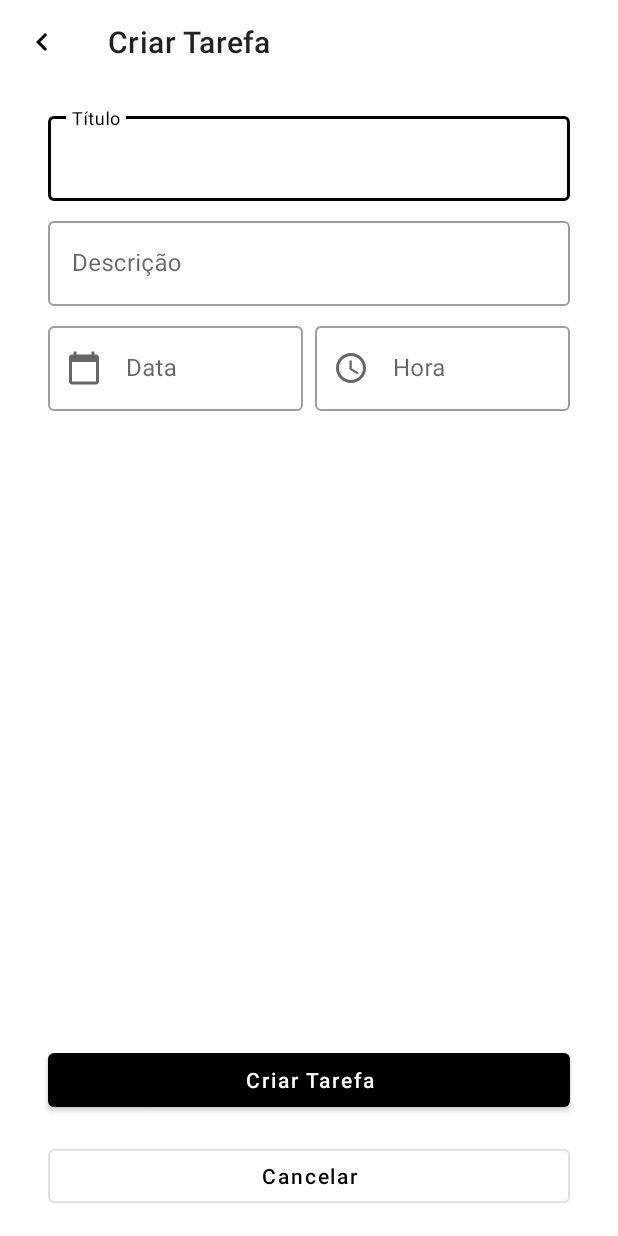
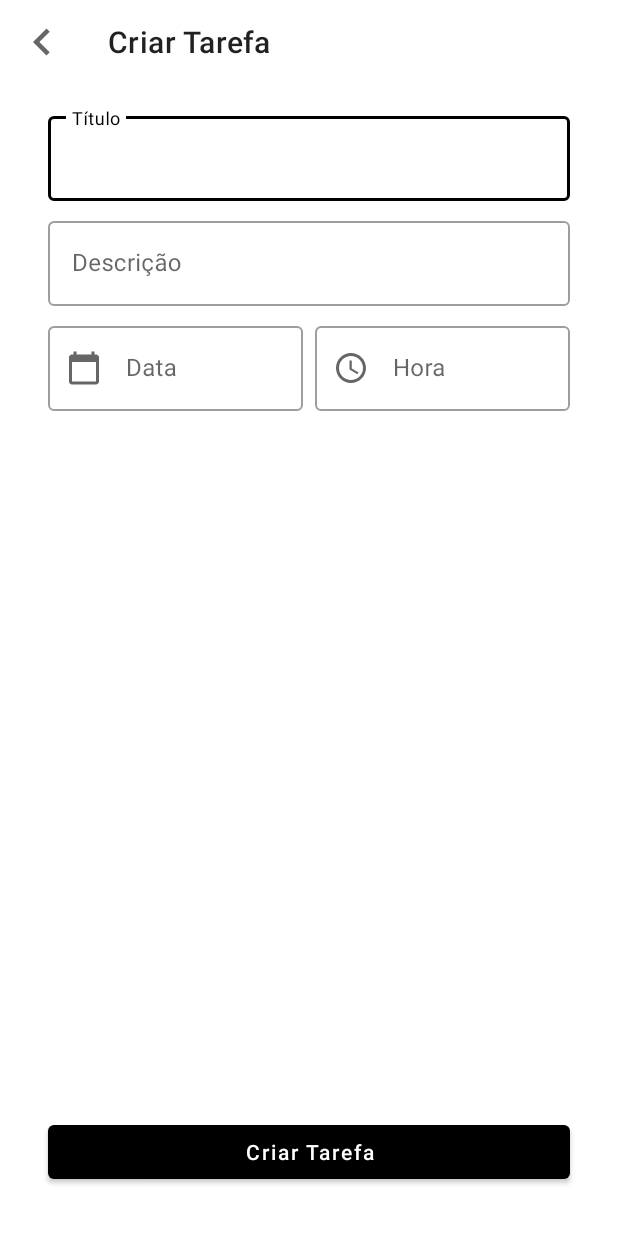
Before and after one commit to eversonhs/todo-list-app, an Android app: the screen it shows after launch (AddTaskActivity), after a tap on "Nova Tarefa", on a phone screen of 412 x 824 dp. Run offline under Robolectric (Android 15) with nearby library versions, the phone set to English and light mode, and no system bars; our stand-ins replace Room's generated code.

Commit message:
refactor: change add/edit task UI

```diff
--- a/app/src/main/java/com/eversonhs/to_dolist/ui/AddTaskActivity.kt
+++ b/app/src/main/java/com/eversonhs/to_dolist/ui/AddTaskActivity.kt
@@ -3,6 +3,7 @@ package com.eversonhs.to_dolist.ui
 import android.app.Activity
 import android.os.Bundle
 import androidx.appcompat.app.AppCompatActivity
+import com.eversonhs.to_dolist.R
 import com.eversonhs.to_dolist.application.TodoListApplication
 import com.eversonhs.to_dolist.database.TaskDatabase
 import com.eversonhs.to_dolist.databinding.ActivityAddTaskBinding
@@ -21,69 +22,89 @@ class AddTaskActivity: AppCompatActivity() {
     private lateinit var binding: ActivityAddTaskBinding
     private lateinit var database: TaskDatabase
 
+    companion object {
+        const val TASK_ID = "TASK_ID"
+        const val EDIT_TASK = "EDIT_TASK"
+    }
+
     override fun onCreate(savedInstanceState: Bundle?) {
         super.onCreate(savedInstanceState)
+
         database = (application as TodoListApplication).database
         binding = ActivityAddTaskBinding.inflate(layoutInflater)
+
         setContentView(binding.root)
+
+        if(hasIdForEdit())
+            setupUiForEditTask()
+
         insertListeners()
+    }
 
-        if(intent.hasExtra(TASK_ID)) {
-            val taskId = intent.getIntExtra(TASK_ID, 0)
-            CoroutineScope(Dispatchers.Main).launch {
-                database.TaskDao().findById(taskId)?.let {
-                    binding.tilTitle.text = it.title
-                    binding.tilDescription.text = it.description
-                    binding.tilDate.text = it.date
-                    binding.tilTime.text = it.time
-                }
+    private fun hasIdForEdit(): Boolean = intent.hasExtra(TASK_ID)
+
+    private fun setupUiForEditTask() {
+        binding.materialToolbar.title = getString(R.string.edit_task)
+        binding.btnApply.text = getString(R.string.edit_task)
+
+        val taskId = intent.getIntExtra(TASK_ID, 0)
+        CoroutineScope(Dispatchers.Main).launch {
+            database.TaskDao().findById(taskId)?.let {
+                binding.tilTitle.text = it.title
+                binding.tilDescription.text = it.description
+                binding.tilDate.text = it.date
+                binding.tilTime.text = it.time
             }
         }
     }
 
     private fun insertListeners() {
-        insertToolbarNavigationListener()
-        insertDateInputListeners()
-        insertTimeInputListeners()
-        insertCreateTaskButtonListeners()
-        insertCancelButtonListeners()
+        insertListenerToolbarNavigation()
+        insertListenerDateInput()
+        insertListenerTimeInput()
+        insertListenerApplyButton()
     }
 
-    private fun insertToolbarNavigationListener() {
+    private fun insertListenerToolbarNavigation() {
         binding.materialToolbar.setNavigationOnClickListener {
+            setResult(Activity.RESULT_CANCELED)
             finish()
         }
     }
 
-    private fun insertDateInputListeners() {
+    private fun insertListenerDateInput() {
         binding.tilDate.editText?.setOnClickListener {
             val datePicker = MaterialDatePicker.Builder.datePicker().build()
+
             datePicker.addOnPositiveButtonClickListener {
                 val timeZone = TimeZone.getDefault()
                 val offset = timeZone.getOffset(Date().time)*-1
                 binding.tilDate.text = Date(it+offset).format()
             }
+
             datePicker.show(supportFragmentManager, "DATE_PICKER_TAG")
         }
     }
 
-    private fun insertTimeInputListeners() {
+    private fun insertListenerTimeInput() {
         binding.tilTime.editText?.setOnClickListener {
             val timePicker = MaterialTimePicker
                 .Builder()
                 .setTimeFormat(TimeFormat.CLOCK_24H)
                 .build()
+
             timePicker.addOnPositiveButtonClickListener {
                 val minute = if(timePicker.minute in 0..9) "0${timePicker.minute}" else "${timePicker.minute}"
                 val hour = if(timePicker.hour in 0..9) "0${timePicker.hour}" else "${timePicker.hour}"
                 binding.tilTime.text = "$hour:$minute"
             }
+
             timePicker.show(supportFragmentManager, "TIME_PICKER_TAG")
         }
     }
 
-    private fun insertCreateTaskButtonListeners() {
-        binding.btnCreateTask.setOnClickListener {
+    private fun insertListenerApplyButton() {
+        binding.btnApply.setOnClickListener {
             val taskId = intent.getIntExtra(TASK_ID, 0)
             val task = Task (
                 binding.tilTitle.text,
@@ -92,7 +113,8 @@ class AddTaskActivity: AppCompatActivity() {
                 binding.tilDate.text,
                 taskId
             )
-            if(taskId == 0)
+
+            if(!hasIdForEdit())
                 CoroutineScope(Dispatchers.Main).launch {
                     database.TaskDao().insertTask(task)
                 }
@@ -100,19 +122,9 @@ class AddTaskActivity: AppCompatActivity() {
                 CoroutineScope(Dispatchers.Main).launch {
                     database.TaskDao().updateTask(task)
                 }
+
             setResult(Activity.RESULT_OK)
             finish()
         }
     }
-
-    private fun insertCancelButtonListeners() {
-        binding.btnCancel.setOnClickListener {
-            finish()
-        }
-    }
-
-    companion object {
-        const val TASK_ID = "TASK_ID"
-    }
-
 }
--- a/app/src/main/java/com/eversonhs/to_dolist/ui/MainActivity.kt
+++ b/app/src/main/java/com/eversonhs/to_dolist/ui/MainActivity.kt
@@ -8,9 +8,7 @@ import androidx.appcompat.app.AppCompatActivity
 import com.eversonhs.to_dolist.application.TodoListApplication
 import com.eversonhs.to_dolist.database.TaskDatabase
 import com.eversonhs.to_dolist.databinding.ActivityMainBinding
-import kotlinx.coroutines.CoroutineScope
-import kotlinx.coroutines.Dispatchers
-import kotlinx.coroutines.launch
+import kotlinx.coroutines.*
 
 class MainActivity : AppCompatActivity() {
     private lateinit var binding: ActivityMainBinding
@@ -21,33 +19,34 @@ class MainActivity : AppCompatActivity() {
         super.onCreate(savedInstanceState)
         database = (application as TodoListApplication).database
         binding = ActivityMainBinding.inflate(layoutInflater)
+        binding.rvTasks.adapter = adapter
+
         setContentView(binding.root)
 
         insertListeners()
-        binding.rvTasks.adapter = adapter
-        CoroutineScope(Dispatchers.Main).launch {
-            updateList()
-        }
+        updateList()
     }
 
+
     private fun insertListeners() {
-        insertAddTaskButtonListeners()
-        insertAdapterListeners()
+        insertListenerAddTaskButton()
+        insertListenersAdapter()
     }
 
-    private fun insertAddTaskButtonListeners() {
+    private fun insertListenerAddTaskButton() {
         binding.btnAdd.setOnClickListener {
             startActivityForResult(Intent(this, AddTaskActivity::class.java), CREATE_NEW_TASK)
         }
     }
 
-    private fun insertAdapterListeners() {
+    private fun insertListenersAdapter() {
         adapter.deleteListener = {
             CoroutineScope(Dispatchers.Main).launch {
                 database.TaskDao().removeTask(it)
-                updateList()
             }
+            updateList()
         }
+
         adapter.editListener = {
             val intent = Intent(this, AddTaskActivity::class.java)
             intent.putExtra(AddTaskActivity.TASK_ID, it.id)
@@ -60,17 +59,18 @@ class MainActivity : AppCompatActivity() {
     override fun onActivityResult(requestCode: Int, resultCode: Int, data: Intent?) {
         super.onActivityResult(requestCode, resultCode, data)
         if(requestCode == CREATE_NEW_TASK && resultCode == Activity.RESULT_OK) {
-            CoroutineScope(Dispatchers.Main).launch {
-                updateList()
-            }
+            updateList()
         }
     }
 
-    private suspend fun updateList() {
-        val tasks = database.TaskDao().getTasks()
-        binding.emptyView.emptyState.visibility = if (tasks.isEmpty()) View.VISIBLE else View.GONE
+    private fun updateList() {
+        CoroutineScope(Dispatchers.Main).launch {
+            val tasks = database.TaskDao().getTasks()
 
-        adapter.submitList(tasks)
+            binding.emptyView.emptyState.visibility = if (tasks.isEmpty()) View.VISIBLE else View.GONE
+
+            adapter.submitList(tasks)
+        }
     }
 
     companion object {
--- a/app/src/main/res/drawable/ic_navigate_before_24.xml
+++ b/app/src/main/res/drawable/ic_navigate_before_36.xml
@@ -1,5 +1,5 @@
-<vector android:height="24dp" android:tint="#000000"
+<vector android:height="36dp" android:tint="?attr/colorControlNormal"
     android:viewportHeight="24" android:viewportWidth="24"
-    android:width="24dp" xmlns:android="http://schemas.android.com/apk/res/android">
+    android:width="36dp" xmlns:android="http://schemas.android.com/apk/res/android">
     <path android:fillColor="@android:color/white" android:pathData="M15.41,7.41L14,6l-6,6 6,6 1.41,-1.41L10.83,12z"/>
 </vector>
--- a/app/src/main/res/layout/activity_add_task.xml
+++ b/app/src/main/res/layout/activity_add_task.xml
@@ -10,8 +10,8 @@
         android:layout_width="match_parent"
         android:layout_height="wrap_content"
 
-        app:title="@string/title_add_task"
-        app:navigationIcon="@drawable/ic_navigate_before_24"
+        app:title="@string/create_task"
+        app:navigationIcon="@drawable/ic_navigate_before_36"
 
         app:layout_constraintTop_toTopOf="parent"
         />
@@ -120,7 +120,7 @@
     </com.google.android.material.textfield.TextInputLayout>
 
     <com.google.android.material.button.MaterialButton
-        android:id="@+id/btn_create_task"
+        android:id="@+id/btn_apply"
         style="@style/Widget.MaterialComponents.Button"
 
         android:text="@string/create_task"
@@ -128,24 +128,10 @@
 
         android:layout_height="wrap_content"
         android:layout_width="0dp"
-        android:layout_marginBottom="16dp"
+        android:layout_marginBottom="32dp"
         app:layout_constraintStart_toStartOf="@id/guideline_begin"
         app:layout_constraintEnd_toEndOf="@id/guideline_end"
-        app:layout_constraintBottom_toTopOf="@id/btn_cancel"
+        app:layout_constraintBottom_toBottomOf="parent"
         />
 
-    <com.google.android.material.button.MaterialButton
-        android:id="@+id/btn_cancel"
-        style="@style/Widget.MaterialComponents.Button.OutlinedButton"
-
-        android:text="@string/cancel"
-        android:textAllCaps="false"
-
-        android:layout_width="0dp"
-        android:layout_height="wrap_content"
-        android:layout_marginBottom="16dp"
-        app:layout_constraintBottom_toBottomOf="parent"
-        app:layout_constraintStart_toStartOf="@id/guideline_begin"
-        app:layout_constraintEnd_toEndOf="@id/guideline_end"
-        />
 </androidx.constraintlayout.widget.ConstraintLayout>
--- a/app/src/main/res/values/strings.xml
+++ b/app/src/main/res/values/strings.xml
@@ -1,12 +1,11 @@
 <resources>
     <string name="app_name">To-do List</string>
     <string name="title_main_act">Tarefas</string>
-    <string name="title_add_task">Criar Tarefa</string>
     <string name="hint_add_task_title">Título</string>
     <string name="hint_add_task_description">Descrição</string>
     <string name="add_task_hint_date">Data</string>
     <string name="create_task">Criar Tarefa</string>
-    <string name="cancel">Cancelar</string>
+    <string name="edit_task">Editar Tarefa</string>
     <string name="add_task_description">Nova Tarefa</string>
     <string name="edit_item_popup">Editar</string>
     <string name="delete_item_popup">Apagar</string>
```
